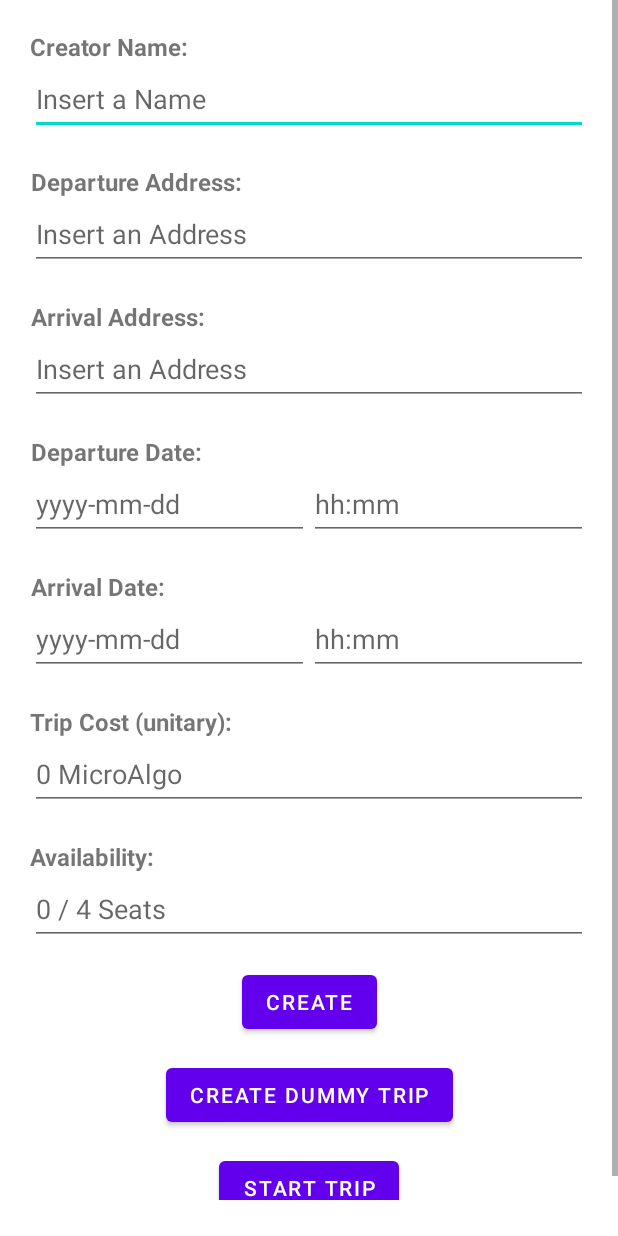
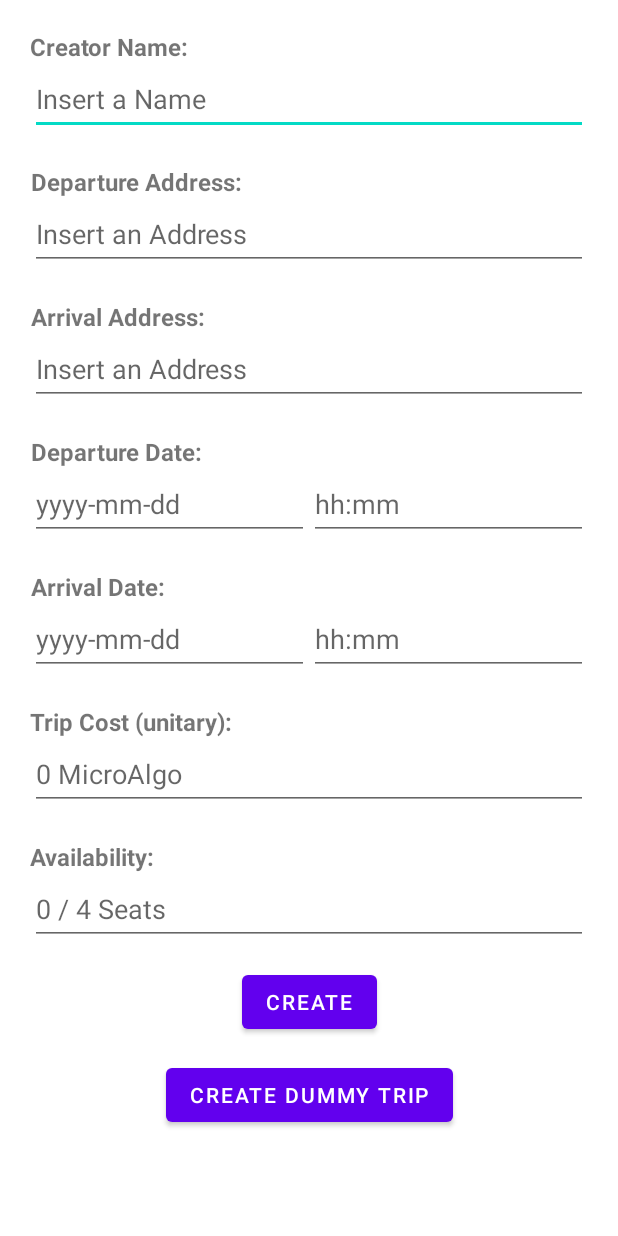
Before and after one commit to bara96/algo-carsharing-android, an Android app: the layout activity_trip.xml on its own in the app's theme, with its tools: preview values and no code run, on a phone screen of 412 x 824 dp. Run offline under Robolectric (Android 15) with nearby library versions, the phone set to English and light mode, and no system bars.

Commit message:
Fixes to TripActivity status

```diff
--- a/app/src/main/res/layout/activity_trip.xml
+++ b/app/src/main/res/layout/activity_trip.xml
@@ -304,18 +304,6 @@
                 app:layout_constraintStart_toStartOf="parent"
                 app:layout_constraintTop_toBottomOf="@id/send_bt" />
 
-            <Button
-                android:id="@+id/start_bt"
-                android:layout_width="wrap_content"
-                android:layout_height="wrap_content"
-                android:layout_centerInParent="true"
-                android:layout_margin="@dimen/margin_xsm"
-                android:text="@string/start_trip"
-                app:layout_constraintEnd_toEndOf="parent"
-                app:layout_constraintHorizontal_bias="0.5"
-                app:layout_constraintStart_toStartOf="parent"
-                app:layout_constraintTop_toBottomOf="@id/save_dummy_bt" />
-
         </androidx.constraintlayout.widget.ConstraintLayout>
     </ScrollView>
 
```
Also changed, not shown: app/src/main/java/com/example/algorandcarsharing/activities/TripActivity.java (+27 -18 lines), app/src/main/java/com/example/algorandcarsharing/models/TripModel.java (+13 -0 lines).
